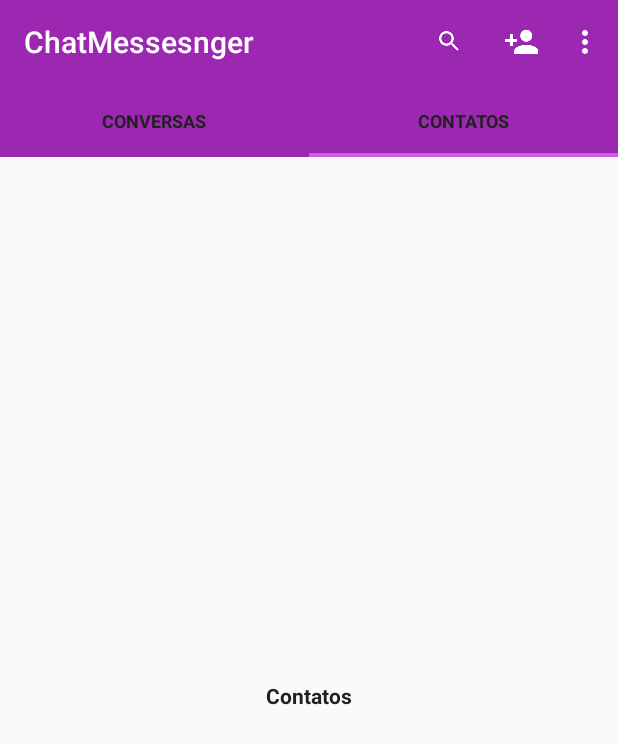
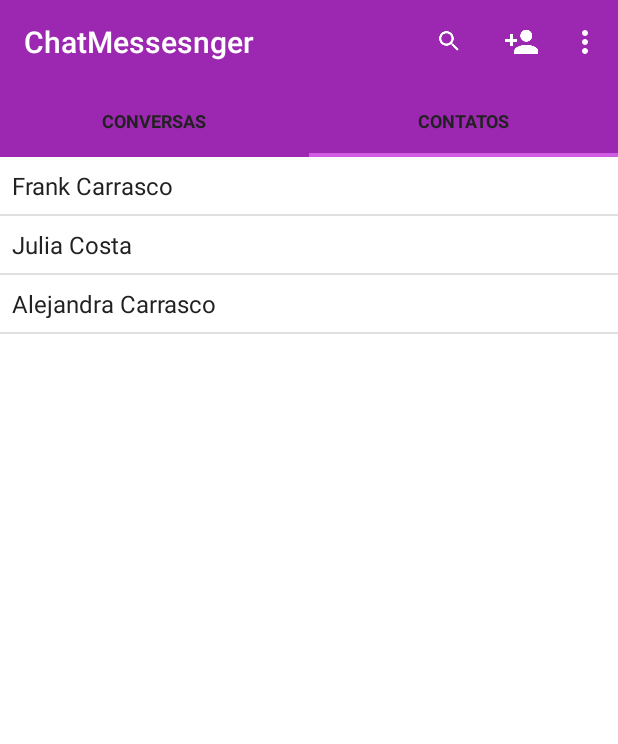
Before and after one commit to CarrascoFrank-zz/ChatMessenger, an Android app: the screen it shows after launch once a user with an empty profile is signed in (MainActivity), after a tap on "CONTATOS", on a phone screen of 412 x 824 dp. Shown: the top 744 px of the screen. Run offline under Robolectric (Android 15) with nearby library versions, the phone set to English and light mode, and no system bars; our stand-ins replace Firebase (no records; nobody signed in at launch, a user with empty details on screens opened directly); libraries missing offline, so code that uses them is left out: com.github.rtoshiro.util.

Commit message:
Listando contatos e criação de layout padrao.

```diff
--- a/app/src/main/java/com/android/chatmessenger/chatmessenger/activity/CadastroUsuarioActivity.java
+++ b/app/src/main/java/com/android/chatmessenger/chatmessenger/activity/CadastroUsuarioActivity.java
@@ -13,6 +13,7 @@ import android.widget.Toast;
 import com.android.chatmessenger.chatmessenger.R;
 import com.android.chatmessenger.chatmessenger.config.ConfiguracaoFirebase;
 import com.android.chatmessenger.chatmessenger.helper.Base64Custom;
+import com.android.chatmessenger.chatmessenger.helper.Preferencias;
 import com.android.chatmessenger.chatmessenger.model.Usuario;
 import com.google.android.gms.tasks.OnCompleteListener;
 import com.google.android.gms.tasks.Task;
@@ -82,6 +83,10 @@ public class CadastroUsuarioActivity extends AppCompatActivity {
                     usuario.setId( identificadorUsuario );
                     usuario.salvar();
 
+                    //Salvando o email do usuario em preferencias quando realizar cadastros
+                    Preferencias preferencias = new Preferencias(CadastroUsuarioActivity.this);
+                    preferencias.salvarDados(identificadorUsuario);
+
                     abrirLoginUsuario();
 
                 }else{
--- a/app/src/main/java/com/android/chatmessenger/chatmessenger/fragment/ContatosFragment.java
+++ b/app/src/main/java/com/android/chatmessenger/chatmessenger/fragment/ContatosFragment.java
@@ -1,18 +1,30 @@
 package com.android.chatmessenger.chatmessenger.fragment;
 
 
+import android.content.pm.ProviderInfo;
 import android.os.Bundle;
 import android.support.v4.app.Fragment;
+import android.support.v4.widget.ListViewAutoScrollHelper;
 import android.view.LayoutInflater;
 import android.view.View;
 import android.view.ViewGroup;
+import android.widget.ArrayAdapter;
+import android.widget.ListView;
 
 import com.android.chatmessenger.chatmessenger.R;
+
+import java.util.ArrayList;
+import java.util.List;
 
 /**
  * A simple {@link Fragment} subclass.
  */
 public class ContatosFragment extends Fragment {
+
+
+    private ListView listView;
+    private ArrayAdapter adapter;
+    private ArrayList<String> contatos;
 
 
     public ContatosFragment() {
@@ -23,8 +35,26 @@ public class ContatosFragment extends Fragment {
     @Override
     public View onCreateView(LayoutInflater inflater, ViewGroup container,
                              Bundle savedInstanceState) {
+
+        //Instanciando contatos
+        contatos = new ArrayList<>();
+        contatos.add("Frank Carrasco");
+        contatos.add("Julia Costa");
+        contatos.add("Alejandra Carrasco");
+
+
         // Inflate the layout for this fragment
-        return inflater.inflate(R.layout.fragment_contatos, container, false);
+        View view = inflater.inflate(R.layout.fragment_contatos, container, false);
+
+        listView = (ListView)  view.findViewById(R.id.lv_contatos_id);
+        adapter = new ArrayAdapter(
+                getActivity(), //pegando a activity
+                R.layout.lista_contato, //definindo Layout
+                contatos //defindo o conteudo
+        );
+
+        listView.setAdapter(adapter);
+        return view;
     }
 
 }
--- a/app/src/main/res/layout/fragment_contatos.xml
+++ b/app/src/main/res/layout/fragment_contatos.xml
@@ -2,19 +2,12 @@
     xmlns:tools="http://schemas.android.com/tools"
     android:layout_width="match_parent"
     android:layout_height="match_parent"
+    android:background="@color/icons"
     tools:context="com.android.chatmessenger.chatmessenger.fragment.ContatosFragment">
 
-    <!-- TODO: Update blank fragment layout -->
-    <TextView
-        android:id="@+id/textView3"
-        android:layout_width="163dp"
-        android:layout_height="37dp"
-        android:layout_gravity="center"
-        android:layout_weight="1"
-        android:gravity="center"
-        android:text="Contatos"
-        android:textAlignment="center"
-        android:textStyle="bold" />
 
-
+    <ListView
+        android:layout_width="match_parent"
+        android:layout_height="match_parent"
+        android:id="@+id/lv_contatos_id"/>
 </FrameLayout>
--- /dev/null
+++ b/app/src/main/res/layout/lista_contato.xml
@@ -0,0 +1,10 @@
+<?xml version="1.0" encoding="utf-8"?>
+<TextView
+    xmlns:android="http://schemas.android.com/apk/res/android"
+    android:layout_width="wrap_content"
+    android:layout_height="match_parent"
+    android:textColor="@color/colorPrimaryText"
+    android:textSize="16sp"
+    android:padding="8dp"
+
+    />
```
Also changed, not shown: app/src/main/java/com/android/chatmessenger/chatmessenger/activity/LoginActivity.java (+12 -1 lines), app/src/main/java/com/android/chatmessenger/chatmessenger/activity/MainActivity.java (+65 -2 lines), app/src/main/java/com/android/chatmessenger/chatmessenger/helper/Preferencias.java (+23 -16 lines), app/src/main/java/com/android/chatmessenger/chatmessenger/model/Contato.java (added, +37 -0 lines).
